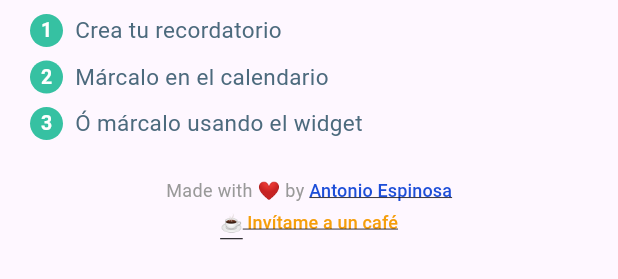
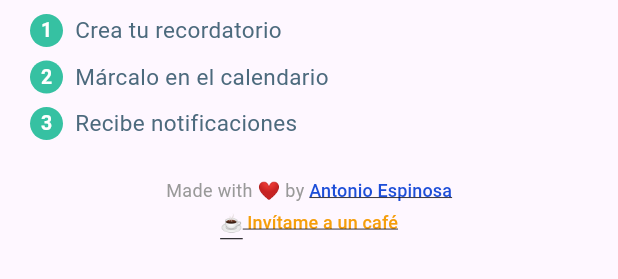
Before and after one commit to AntonioEspinosaMini/calendatorio, a Flutter app: the InfoPage widget shown alone on an empty page, opened directly, on a phone screen of 412 x 824 dp. Shown: the part 286-565 px from the top of the screen. Run offline on Flutter 3.47's test engine with Material 3 defaults, Android fonts, the phone set to English and light mode, and no system bars; our stand-ins replace font_awesome_flutter, hive, hive_flutter, table_calendar; accounts and stored records are empty.

Commit message:
Clean and info improved

```diff
--- a/lib/data/datasources/hive_reminder_datasource.dart
+++ b/lib/data/datasources/hive_reminder_datasource.dart
@@ -16,6 +16,7 @@ class HiveReminderDataSource implements ReminderDataSource {
     await box.put(id, {
       'name': reminder.name,
       'colorIndex': reminder.colorIndex,
+      'repeatEveryDays': reminder.repeatEveryDays,
     });
   }
 
@@ -34,6 +35,7 @@ class HiveReminderDataSource implements ReminderDataSource {
         id: key,
         name: value['name'],
         colorIndex: value['colorIndex'],
+        repeatEveryDays: value['repeatEveryDays'],
       );
     }).toList();
   }
@@ -44,6 +46,7 @@ class HiveReminderDataSource implements ReminderDataSource {
     await box.put(reminder.id, {
       'name': reminder.name,
       'colorIndex': reminder.colorIndex,
+      'repeatEveryDays': reminder.repeatEveryDays,
     });
   }
 }
--- a/lib/features/info/presentation/pages/info_page.dart
+++ b/lib/features/info/presentation/pages/info_page.dart
@@ -53,7 +53,7 @@ class InfoPage extends StatelessWidget {
               SizedBox(height: 8),
               _StepItem(number: "2", text: "Márcalo en el calendario"),
               SizedBox(height: 8),
-              _StepItem(number: "3", text: "Ó márcalo usando el widget"),
+              _StepItem(number: "3", text: "Recibe notificaciones"),
             ],
           ),
           const SizedBox(height: 24),
--- a/lib/features/reminders/presentation/controllers/reminder_controller.dart
+++ b/lib/features/reminders/presentation/controllers/reminder_controller.dart
@@ -27,7 +27,7 @@ class RemindersController extends ChangeNotifier {
 
   Future<void> loadReminders() async {
     isLoading = true;
-    notifyListeners();
+    await Future.microtask(() => notifyListeners());
 
     reminders = await getAllReminders();
     isLoading = false;
```
Also changed, not shown: lib/services/database_service.dart (deleted), lib/services/notification_service.dart (deleted), lib/services/playment_service.dart (deleted).
